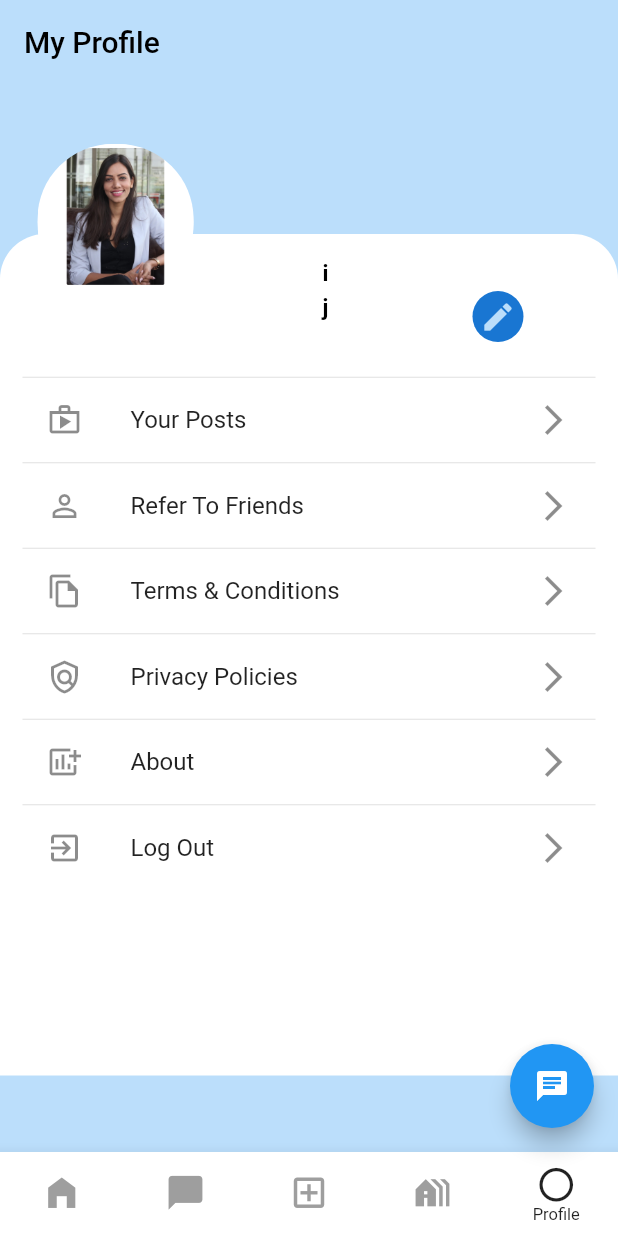
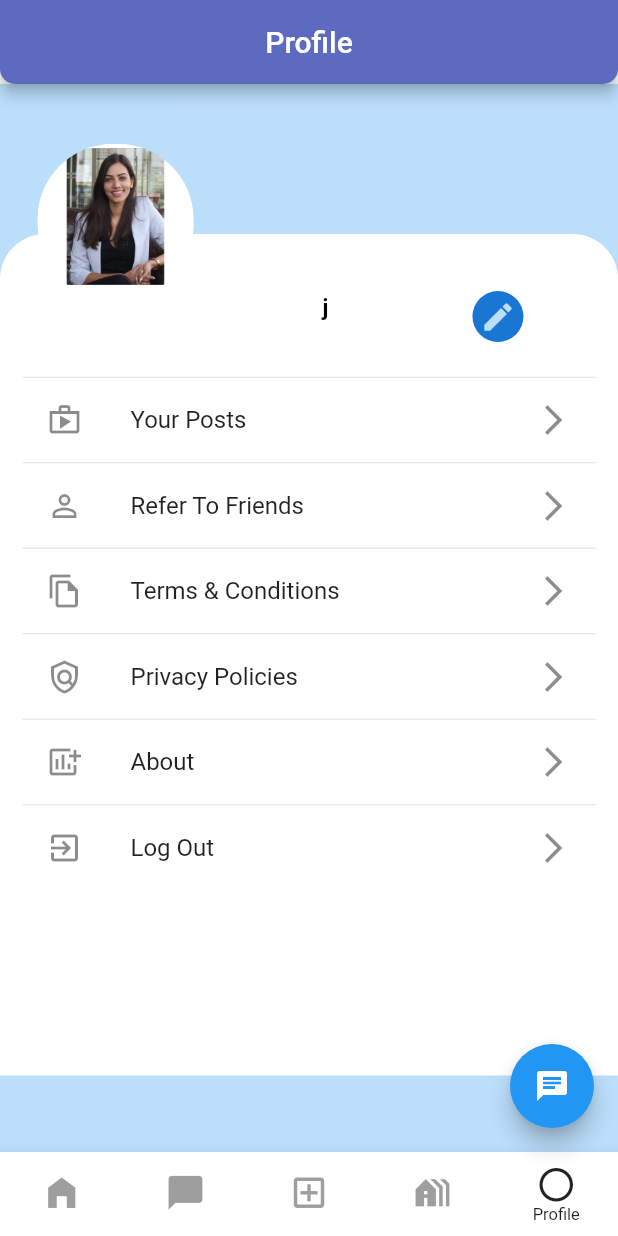
Before and after one commit to CatchE-VCS/saathi, a Flutter app: the screen it shows once a user with an empty profile is signed in, item 5 of the bottom bar chosen, on a phone screen of 412 x 824 dp. Run offline on Flutter 3.47's test engine with Material 2 defaults, Android fonts, the light colour scheme and no system bars; drawn by our look-alikes of sliding_up_panel; our stand-ins replace cloud_firestore, firebase_auth, firebase_core, firebase_storage, flutter_svg, font_awesome_flutter and 7 more; missing offline and left inert: dialog_flowtter; accounts and stored records are empty; network calls fail; project files that could hold a hidden picture were left out.

Commit message:
some changes

```diff
--- a/lib/screens/home/home_screen.dart
+++ b/lib/screens/home/home_screen.dart
@@ -4,7 +4,6 @@
 import 'package:saathi/controllers/botController.dart';
 import 'package:saathi/controllers/postController.dart';
 import 'package:saathi/hope_screen.dart';
-import 'package:saathi/meditation.dart';
 import 'package:saathi/models/user_post_model.dart';
 import 'package:saathi/screens/post_screen.dart';
 import 'package:saathi/screens/profile_screen.dart';
@@ -28,7 +27,7 @@
     HomeScreen(),
     Quotes(),
     Scaffold(),
-    HomePage(),
+    OnBoardingPage(),
     MyProfile(),
   ];
   final _pc = PanelController();
@@ -42,6 +41,13 @@
     _post = await Post().getData();
   }
 
+  List ghhh = [
+    "Positivity Wall",
+    "Hope Chamber",
+    "Add Post",
+    "Meditation Dome",
+    "Profile"
+  ];
   @override
   void initState() {
     getAllPosts();
@@ -80,12 +86,19 @@
   Widget build(BuildContext context) {
     return SlidingUpPanel(
       minHeight: 0,
-      maxHeight: 780,
+      maxHeight: MediaQuery.of(context).size.height - 100,
       controller: _pc,
       panel: PostWidget(_pc),
       body: SafeArea(
         child: Scaffold(
-
+          appBar: AppBar(
+            centerTitle: true,
+            title: Text(ghhh[_selectedindex]),
+            backgroundColor: Colors.indigo[400],
+            shape: RoundedRectangleBorder(
+                borderRadius:
+                    BorderRadius.vertical(bottom: Radius.circular(10))),
+          ),
           extendBody: true,
           body: (_selectedindex == 0)
               ? ResponsiveBuilder(builder:
--- a/lib/screens/post_screen.dart
+++ b/lib/screens/post_screen.dart
@@ -60,10 +60,13 @@
                 Padding(
                   padding: EdgeInsets.all(8.0),
                   child: ElevatedButton(
+                      style: ElevatedButton.styleFrom(
+                        backgroundColor: Colors.indigo[400],
+                      ),
                       onPressed: () async {
                         await Post().addPost(
                             userName, userProfUrl, textController.text, _image);
-                            widget._pc.close();
+                        widget._pc.close();
                         Navigator.push(
                             context,
                             MaterialPageRoute(
@@ -85,7 +88,7 @@
           child: Column(
             children: [
               TextField(
-                maxLength: 700,
+                maxLength: 500,
                 maxLines: 29,
                 decoration: InputDecoration(
                   hintText: "What do you want to talk about?",
--- a/lib/screens/profile_screen.dart
+++ b/lib/screens/profile_screen.dart
@@ -1,9 +1,14 @@
 import 'package:flutter/material.dart';
 import 'package:saathi/utils/const.dart';
 
-class MyProfile extends StatelessWidget {
+class MyProfile extends StatefulWidget {
   const MyProfile({Key? key}) : super(key: key);
 
+  @override
+  State<MyProfile> createState() => _MyProfileState();
+}
+
+class _MyProfileState extends State<MyProfile> {
   @override
   Widget listTile({icon, title}) {
     return Column(
@@ -20,17 +25,19 @@
     );
   }
 
+  // const userName = firebaseAuth.currentUser?.displayName;
+
   Widget build(BuildContext context) {
     return Scaffold(
       backgroundColor: Colors.blue[100],
-      appBar: AppBar(
-        backgroundColor: Colors.blue[100],
-        elevation: 0.0,
-        title: Text(
-          "My Profile",
-          style: TextStyle(fontSize: 20, color: Colors.black),
-        ),
-      ),
+      // appBar: AppBar(
+      //   backgroundColor: Colors.blue[100],
+      //   elevation: 0.0,
+      //   title: Text(
+      //     "My Profile",
+      //     style: TextStyle(fontSize: 20, color: Colors.black),
+      //   ),
+      // ),
       body: Stack(
         children: [
           Column(
@@ -71,7 +78,7 @@
                                 crossAxisAlignment: CrossAxisAlignment.start,
                                 children: [
                                   Text(
-                                    "i",
+                                    "",
                                     style: TextStyle(
                                         fontWeight: FontWeight.bold,
                                         fontSize: 15,
```
Also changed, not shown: 2 other files.
